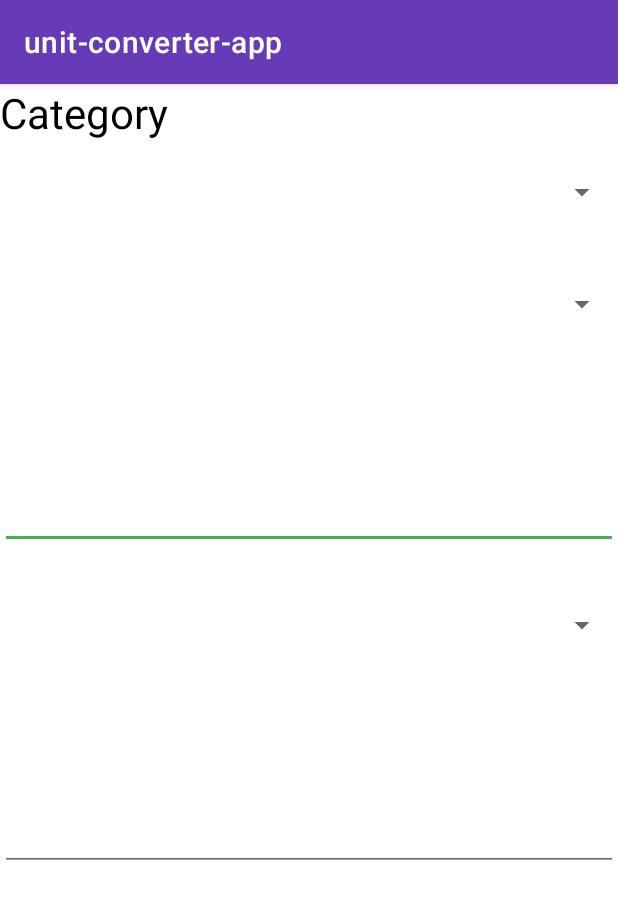
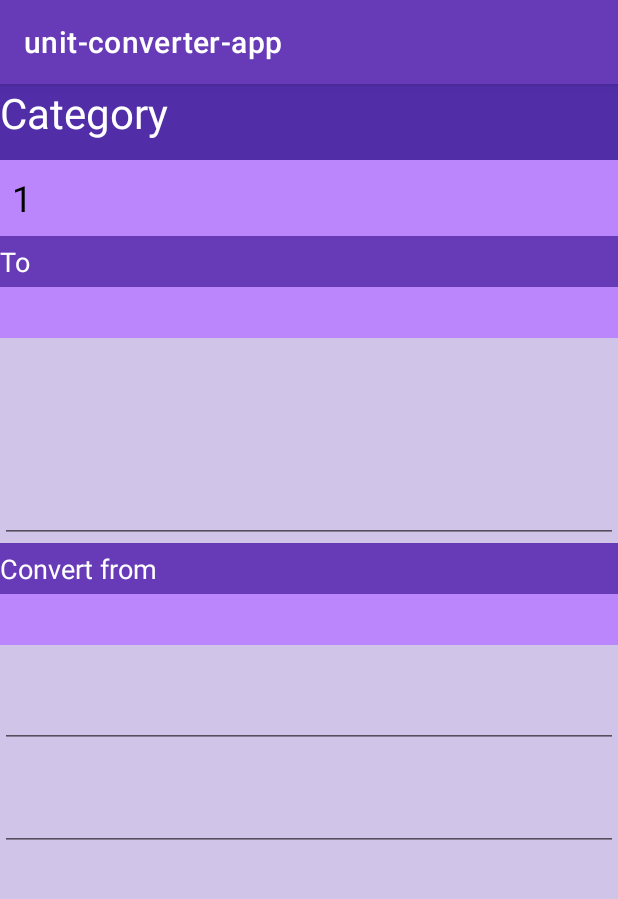
Before and after one commit to Herophillix/cp3406-unit-converter-app, an Android app: the screen it shows after launch (MainActivity), on a phone screen of 412 x 824 dp. Shown: the top 899 px of the screen. Run offline under Robolectric (Android 15) with nearby library versions, the phone set to English and light mode, and no system bars.

Commit message:
Color UI

```diff
--- a/app/src/main/java/com/example/unit_converter_app/MainActivity.java
+++ b/app/src/main/java/com/example/unit_converter_app/MainActivity.java
@@ -3,6 +3,8 @@ package com.example.unit_converter_app;
 import androidx.appcompat.app.AppCompatActivity;
 
 import android.os.Bundle;
+import android.widget.ArrayAdapter;
+import android.widget.Spinner;
 
 public class MainActivity extends AppCompatActivity {
 
@@ -10,5 +12,14 @@ public class MainActivity extends AppCompatActivity {
     protected void onCreate(Bundle savedInstanceState) {
         super.onCreate(savedInstanceState);
         setContentView(R.layout.activity_main);
+
+        String[] arraySpinner = new String[] {
+                "1", "2", "3", "4", "5", "6", "7"
+        };
+        Spinner s = (Spinner) findViewById(R.id.category_spinner);
+        ArrayAdapter<String> adapter = new ArrayAdapter<String>(this,
+                android.R.layout.simple_spinner_item, arraySpinner);
+        adapter.setDropDownViewResource(android.R.layout.simple_spinner_dropdown_item);
+        s.setAdapter(adapter);
     }
 }
--- a/app/src/main/res/layout/activity_main.xml
+++ b/app/src/main/res/layout/activity_main.xml
@@ -9,40 +9,64 @@
     <LinearLayout
         android:layout_width="match_parent"
         android:layout_height="match_parent"
+        android:background="@color/primary_light"
         android:orientation="vertical">
 
         <TextView
-            android:id="@+id/textView5"
+            android:id="@+id/category"
             android:layout_width="match_parent"
             android:layout_height="0dp"
             android:layout_weight="1"
+            android:background="@color/primary_dark"
             android:text="Category"
-            android:textColor="@color/black"
+            android:textColor="@color/white"
             android:textSize="28sp" />
 
         <Spinner
-            android:id="@+id/spinner11"
+            android:id="@+id/category_spinner"
             android:layout_width="match_parent"
             android:layout_height="0dp"
-            android:layout_marginBottom="20dp"
-            android:layout_weight="1" />
+            android:layout_weight="1"
+            android:background="@color/purple_200" />
 
         <LinearLayout
             android:layout_width="match_parent"
             android:layout_height="0dp"
-            android:layout_marginBottom="20dp"
+            android:layout_weight="13"
+            android:orientation="vertical">
+
+            <LinearLayout
+                android:layout_width="match_parent"
+                android:layout_height="0dp"
                 android:layout_weight="4"
                 android:orientation="vertical">
 
-            <Spinner
-                android:id="@+id/spinner12"
+                <EditText
+                    android:id="@+id/bottom_title"
                     android:layout_width="match_parent"
                     android:layout_height="0dp"
-                android:layout_marginBottom="10dp"
-                android:layout_weight="1" />
+                    android:layout_weight="1"
+                    android:background="@color/primary"
+                    android:ems="10"
+                    android:inputType="textPersonName"
+                    android:text="To"
+                    android:textColor="@color/white" />
+
+                <Spinner
+                    android:id="@+id/bottom_spinner"
+                    android:layout_width="match_parent"
+                    android:layout_height="0dp"
+                    android:layout_weight="1"
+                    android:background="@color/purple_200" />
+
+                <TextView
+                    android:id="@+id/bottom_text"
+                    android:layout_width="match_parent"
+                    android:layout_height="0dp"
+                    android:layout_weight="2" />
 
                 <EditText
-                android:id="@+id/editTextNumberDecimal5"
+                    android:id="@+id/bottom_decimal_input"
                     android:layout_width="match_parent"
                     android:layout_height="0dp"
                     android:layout_weight="2"
@@ -56,15 +80,34 @@
                 android:layout_weight="4"
                 android:orientation="vertical">
 
-            <Spinner
-                android:id="@+id/spinner13"
+                <EditText
+                    android:id="@+id/top_title"
                     android:layout_width="match_parent"
                     android:layout_height="0dp"
-                android:layout_marginBottom="10dp"
-                android:layout_weight="1" />
+                    android:layout_weight="1"
+                    android:background="@color/primary"
+                    android:ems="10"
+                    android:inputType="textPersonName"
+                    android:text="Convert from"
+                    android:textColor="@color/white" />
+
+                <Spinner
+                    android:id="@+id/top_spinner"
+                    android:layout_width="match_parent"
+                    android:layout_height="0dp"
+                    android:layout_weight="1"
+                    android:background="@color/purple_200" />
 
                 <EditText
-                android:id="@+id/editTextNumberDecimal6"
+                    android:id="@+id/top_input"
+                    android:layout_width="match_parent"
+                    android:layout_height="0dp"
+                    android:layout_weight="2"
+                    android:ems="10"
+                    android:inputType="textPersonName" />
+
+                <EditText
+                    android:id="@+id/top_decimal_input"
                     android:layout_width="match_parent"
                     android:layout_height="0dp"
                     android:layout_weight="2"
@@ -76,6 +119,7 @@
                 android:layout_width="match_parent"
                 android:layout_height="0dp"
                 android:layout_weight="5" />
+        </LinearLayout>
 
     </LinearLayout>
 </androidx.constraintlayout.widget.ConstraintLayout>
--- a/app/src/main/res/values/themes.xml
+++ b/app/src/main/res/values/themes.xml
@@ -17,7 +17,7 @@
 
     <style name="normalText" parent="Widget.MaterialComponents.TextView">
         <item name="android:textColor">@color/black</item>
-        <item name="android:textSize">28sp</item>
+        <item name="android:textSize">24sp</item>
         <item name="android:layout_weight">1</item>
     </style>
 </resources>
```
Lines whose indentation alone changed are shown as unchanged.
